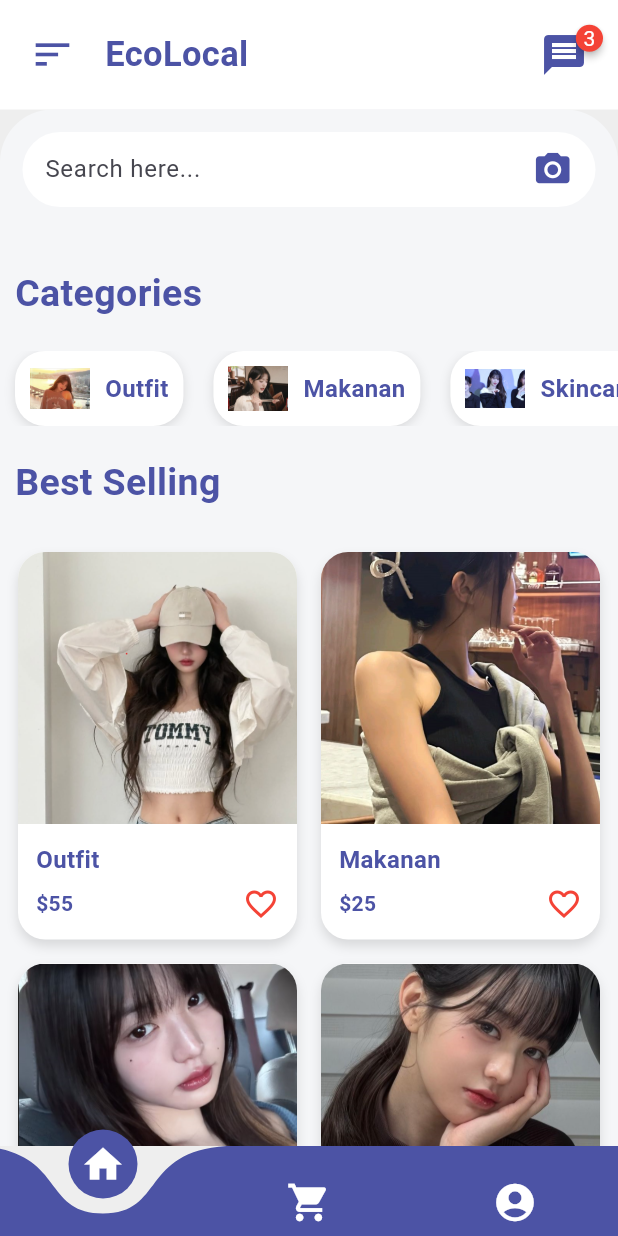
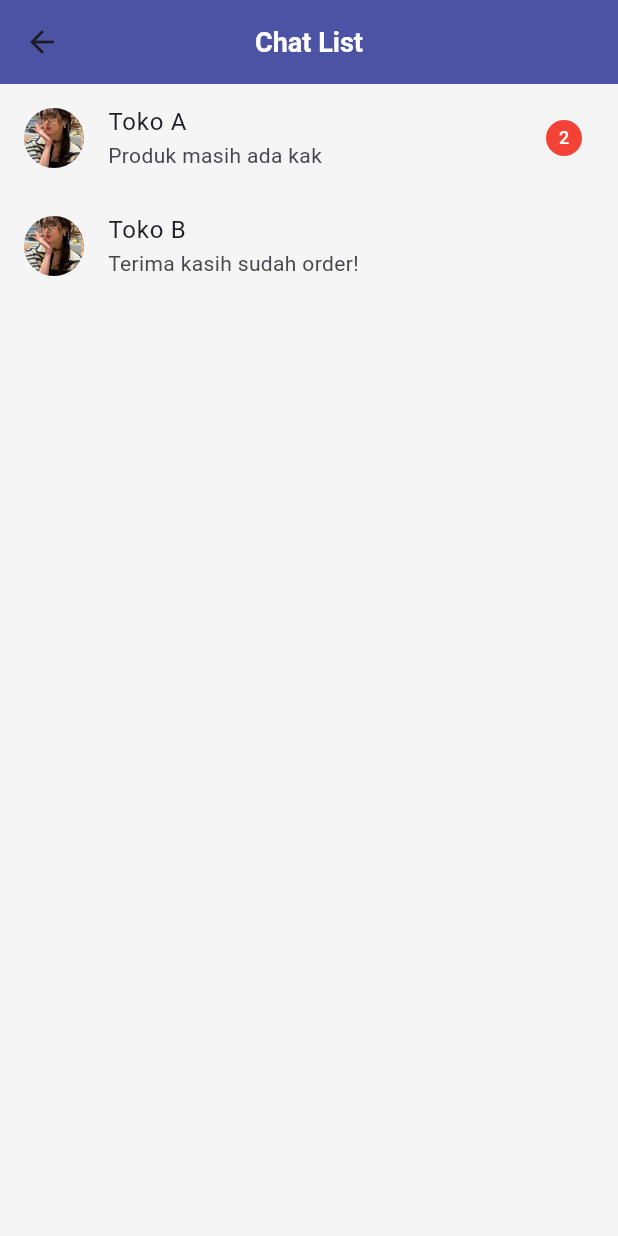
Before and after one commit to AlifSatriaa1/e-commerce-Flutter, a Flutter app: the screen it shows after launch, after a tap on "Login", after a tap on the "message" icon, on a phone screen of 412 x 824 dp. Run offline on Flutter 3.47's test engine with Material 3 defaults, Android fonts, the phone set to English and light mode, and no system bars; drawn by our look-alikes of badges, curved_navigation_bar.

Commit message:
bab5_done

```diff
--- a/lib/main.dart
+++ b/lib/main.dart
@@ -1,8 +1,12 @@
 import 'package:flutter/material.dart';
+
+// Pages
 import 'pages/login_page.dart';
 import 'pages/account_page.dart';
 import 'pages/cart_page.dart';
 import 'pages/home_page.dart';
+import 'pages/list_chat.dart';
+import 'pages/detail_chat.dart'; // ChatScreen
 
 void main() {
   runApp(const MyApp());
@@ -11,10 +15,10 @@ void main() {
 class MyApp extends StatelessWidget {
   const MyApp({super.key});
 
+  static const primary = Color(0xFF4C53A5);
+
   @override
   Widget build(BuildContext context) {
-    const primary = Color(0xFF4C53A5);
-
     return MaterialApp(
       debugShowCheckedModeBanner: false,
       title: 'E-Commerce App',
@@ -33,12 +37,33 @@ class MyApp extends StatelessWidget {
         ),
         useMaterial3: true,
       ),
+
+      // Halaman awal login
       initialRoute: '/login',
+
+      // Routing utama
       routes: {
         '/login': (context) => const LoginPage(),
         '/home': (context) => const HomePage(),
         '/account': (context) => const AccountPage(),
         '/cart': (context) => const CartPage(),
+        '/listchat': (context) => const ListChatPage(),
+      },
+
+      // Routing dengan argument (contoh: masuk detail chat)
+      onGenerateRoute: (settings) {
+        if (settings.name == '/detailchat') {
+          final args = settings.arguments as Map<String, dynamic>;
+          return MaterialPageRoute(
+            builder: (context) {
+              return ChatScreen(
+                contactName: args['contactName'],
+                avatarUrl: args['avatarUrl'],
+              );
+            },
+          );
+        }
+        return null;
       },
     );
   }
--- a/lib/pages/home_page.dart
+++ b/lib/pages/home_page.dart
@@ -5,6 +5,7 @@ import '../widgets/categories_widget.dart';
 import '../widgets/items_widget.dart';
 import 'cart_page.dart';
 import 'account_page.dart';
+import 'list_chat.dart';
 
 class HomePage extends StatefulWidget {
   const HomePage({super.key});
--- /dev/null
+++ b/lib/pages/list_chat.dart
@@ -0,0 +1,69 @@
+import 'package:flutter/material.dart';
+import 'detail_chat.dart';
+
+class ListChatPage extends StatelessWidget {
+  const ListChatPage({super.key});
+
+  @override
+  Widget build(BuildContext context) {
+    final List<Map<String, dynamic>> chats = [
+      {
+        "name": "Toko A",
+        "avatar": "assets/images/profile.png",
+        "lastMessage": "Produk masih ada kak",
+        "unread": 2
+      },
+      {
+        "name": "Toko B",
+        "avatar": "assets/images/profile.png",
+        "lastMessage": "Terima kasih sudah order!",
+        "unread": 0
+      },
+    ];
+
+    return Scaffold(
+      appBar: AppBar(title: const Text("Chat List")),
+      body: ListView.builder(
+        itemCount: chats.length,
+        itemBuilder: (context, index) {
+          final chat = chats[index];
+          return ListTile(
+            leading: CircleAvatar(
+              backgroundImage: AssetImage(chat["avatar"]),
+            ),
+            title: Text(chat["name"]),
+            subtitle: Text(
+              chat["lastMessage"],
+              maxLines: 1,
+              overflow: TextOverflow.ellipsis,
+            ),
+            trailing: chat["unread"] > 0
+                ? CircleAvatar(
+                    radius: 12,
+                    backgroundColor: Colors.red,
+                    child: Text(
+                      chat["unread"].toString(),
+                      style: const TextStyle(
+                        color: Colors.white,
+                        fontSize: 12,
+                      ),
+                    ),
+                  )
+                : null,
+            onTap: () {
+              Navigator.push(
+                context,
+                MaterialPageRoute(
+                  builder: (_) => ChatScreen(
+                    contactName: chat["name"],
+                    avatarUrl: chat["avatar"],
+                  ),
+                ),
+              );
+            },
+          );
+        },
+      ),
+    );
+  }
+}
--- a/lib/widgets/home_app_bar.dart
+++ b/lib/widgets/home_app_bar.dart
@@ -14,7 +14,7 @@ class HomeAppBar extends StatelessWidget {
           const Icon(Icons.sort, size: 30, color: Color(0xFF4C53A5)),
           const SizedBox(width: 20),
           const Text(
-            "EcoLocal",
+            "E-commerce",
             style: TextStyle(
               fontSize: 23,
               fontWeight: FontWeight.bold,
@@ -33,7 +33,8 @@ class HomeAppBar extends StatelessWidget {
             ),
             child: InkWell(
               onTap: () {
-                Navigator.pushNamed(context, "/chat");
+                // ✅ Benerin ke route listchat
+                Navigator.pushNamed(context, "/listchat");
               },
               child: const Icon(
                 Icons.message,
```
Also changed, not shown: lib/pages/detail_chat.dart (added, +158 -0 lines).
